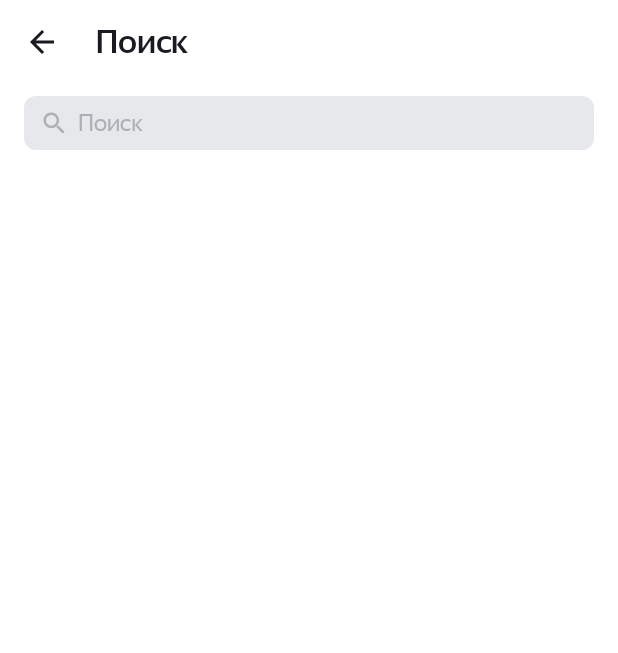
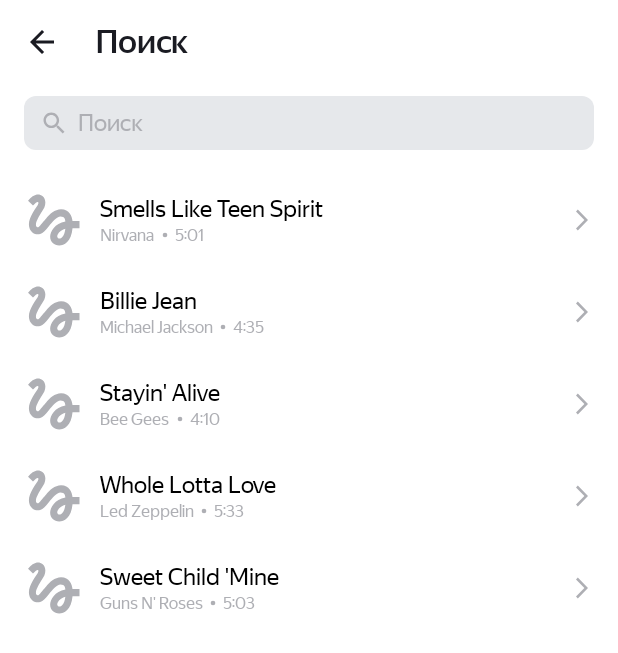
Before and after one commit to tinatrk/Playlist-Maker, an Android app: the SearchActivity screen opened directly, with no data from a screen before it, on a phone screen of 412 x 824 dp. Shown: the top 653 px of the screen. Run offline under Robolectric (Android 15) with nearby library versions, the phone set to English and light mode, and no system bars.

Commit message:
Добавить классы Track, ViewHolder и Adapter (спринт 10)

```diff
--- a/app/src/main/java/com/example/playlistmaker/LibraryActivity.kt
+++ b/app/src/main/java/com/example/playlistmaker/LibraryActivity.kt
@@ -19,7 +19,7 @@ class LibraryActivity : AppCompatActivity() {
         }
 
         val toolbar = findViewById<Toolbar>(R.id.toolbar_library_screen)
-        toolbar.setNavigationOnClickListener(){
+        toolbar.setNavigationOnClickListener() {
             finish()
         }
     }
--- a/app/src/main/java/com/example/playlistmaker/MainActivity.kt
+++ b/app/src/main/java/com/example/playlistmaker/MainActivity.kt
@@ -18,19 +18,19 @@ class MainActivity : AppCompatActivity() {
         }
 
         val btnSearch = findViewById<Button>(R.id.btn_search)
-        btnSearch.setOnClickListener{
+        btnSearch.setOnClickListener {
             val intent = Intent(this@MainActivity, SearchActivity::class.java)
             startActivity(intent)
         }
 
         val btnLibrary = findViewById<Button>(R.id.btn_library)
-        btnLibrary.setOnClickListener{
+        btnLibrary.setOnClickListener {
             val intent = Intent(this@MainActivity, LibraryActivity::class.java)
             startActivity(intent)
         }
 
         val btnSettings = findViewById<Button>(R.id.btn_settings)
-        btnSettings.setOnClickListener{
+        btnSettings.setOnClickListener {
             val intent = Intent(this@MainActivity, SettingsActivity::class.java)
             startActivity(intent)
         }
--- a/app/src/main/java/com/example/playlistmaker/SearchActivity.kt
+++ b/app/src/main/java/com/example/playlistmaker/SearchActivity.kt
@@ -5,7 +5,6 @@ import android.os.Bundle
 import android.text.Editable
 import android.widget.ImageView
 import android.text.TextWatcher
-import android.view.View
 import android.view.inputmethod.InputMethodManager
 import android.widget.EditText
 import androidx.activity.enableEdgeToEdge
@@ -14,6 +13,8 @@ import androidx.appcompat.widget.Toolbar
 import androidx.core.view.ViewCompat
 import androidx.core.view.WindowInsetsCompat
 import androidx.core.view.isVisible
+import androidx.recyclerview.widget.LinearLayoutManager
+import androidx.recyclerview.widget.RecyclerView
 
 class SearchActivity : AppCompatActivity() {
 
@@ -63,6 +64,25 @@ class SearchActivity : AppCompatActivity() {
         }
         searchLine.addTextChangedListener(textWatcher)
 
+        val tracks: ArrayList<Track> = arrayListOf(
+            Track(getString(R.string.track_name_1), getString(R.string.track_artist_name_1),
+                getString(R.string.track_time_1), getString(R.string.track_art_link_1)),
+            Track(getString(R.string.track_name_2), getString(R.string.track_artist_name_2),
+                getString(R.string.track_time_2), getString(R.string.track_art_link_2)),
+            Track(getString(R.string.track_name_3), getString(R.string.track_artist_name_3),
+            getString(R.string.track_time_3), getString(R.string.track_art_link_3)),
+            Track(getString(R.string.track_name_4), getString(R.string.track_artist_name_4),
+                getString(R.string.track_time_4), getString(R.string.track_art_link_4)),
+            Track(getString(R.string.track_name_5), getString(R.string.track_artist_name_5),
+                getString(R.string.track_time_5), getString(R.string.track_art_link_5))
+        )
+
+        val recyclerView = findViewById<RecyclerView>(R.id.recycler_track_list)
+        recyclerView.layoutManager = LinearLayoutManager(this, LinearLayoutManager.VERTICAL,
+            false)
+        val trackAdapter: TrackAdapter = TrackAdapter(tracks)
+        recyclerView.adapter = trackAdapter
+
     }
 
     override fun onRestoreInstanceState(savedInstanceState: Bundle) {
--- /dev/null
+++ b/app/src/main/java/com/example/playlistmaker/Track.kt
@@ -0,0 +1,8 @@
+package com.example.playlistmaker
+
+data class Track(
+    val trackName: String,
+    val artistName: String,
+    val trackTime: String,
+    val artworkUrl100: String
+)
--- /dev/null
+++ b/app/src/main/java/com/example/playlistmaker/TrackAdapter.kt
@@ -0,0 +1,18 @@
+package com.example.playlistmaker
+
+import android.view.ViewGroup
+import androidx.recyclerview.widget.RecyclerView
+
+class TrackAdapter(private val tracks: ArrayList<Track>) : RecyclerView.Adapter<TrackViewHolder>() {
+    override fun onCreateViewHolder(parent: ViewGroup, viewType: Int): TrackViewHolder {
+        return TrackViewHolder(parent)
+    }
+
+    override fun onBindViewHolder(holder: TrackViewHolder, position: Int) {
+        holder.bind(tracks[position])
+    }
+
+    override fun getItemCount(): Int {
+        return tracks.size
+    }
+}
--- /dev/null
+++ b/app/src/main/java/com/example/playlistmaker/TrackViewHolder.kt
@@ -0,0 +1,33 @@
+package com.example.playlistmaker
+
+import android.view.LayoutInflater
+import android.view.ViewGroup
+import android.widget.ImageView
+import android.widget.TextView
+import androidx.recyclerview.widget.RecyclerView
+import com.bumptech.glide.Glide
+import com.bumptech.glide.load.resource.bitmap.RoundedCorners
+
+class TrackViewHolder(parent: ViewGroup) : RecyclerView.ViewHolder(
+    LayoutInflater
+        .from(parent.context).inflate(R.layout.track, parent, false)
+) {
+    private val trackName: TextView = itemView.findViewById(R.id.track_name)
+    private val trackArtistName: TextView = itemView.findViewById(R.id.track_artist)
+    private val trackTime: TextView = itemView.findViewById(R.id.track_time)
+    private val trackArt: ImageView = itemView.findViewById(R.id.track_art)
+
+    fun bind(model: Track) {
+        trackName.text = model.trackName
+        trackArtistName.text = model.artistName
+        trackTime.text = model.trackTime
+        val cornerRadiusDp = (itemView.resources.getDimension(R.dimen.corner_radius_small) /
+                itemView.resources.displayMetrics.density).toInt()
+        Glide.with(itemView)
+            .load(model.artworkUrl100)
+            .centerCrop()
+            .transform(RoundedCorners(cornerRadiusDp))
+            .placeholder(R.drawable.ic_placeholder)
+            .into(trackArt)
+    }
+}
--- a/app/src/main/res/layout/activity_library.xml
+++ b/app/src/main/res/layout/activity_library.xml
@@ -3,16 +3,16 @@
     xmlns:app="http://schemas.android.com/apk/res-auto"
     xmlns:tools="http://schemas.android.com/tools"
     android:id="@+id/library_screen"
+    style="@style/ScreenStyle"
     android:layout_width="match_parent"
     android:layout_height="match_parent"
     android:orientation="vertical"
-    tools:context=".LibraryActivity"
-    style="@style/ScreenStyle">
+    tools:context=".LibraryActivity">
 
     <com.google.android.material.appbar.MaterialToolbar
         android:id="@+id/toolbar_library_screen"
+        style="@style/ToolbarWithIconColorStyle"
         android:layout_width="match_parent"
         android:layout_height="@dimen/toolbar_height"
-        app:title="@string/library_button_text"
-        style="@style/ToolbarWithIconColorStyle"/>
+        app:title="@string/library_button_text" />
 </LinearLayout>
--- a/app/src/main/res/layout/activity_search.xml
+++ b/app/src/main/res/layout/activity_search.xml
@@ -46,4 +46,10 @@
             app:tint="?attr/colorOnSecondary" />
     </FrameLayout>
 
+    <androidx.recyclerview.widget.RecyclerView
+        android:id="@+id/recycler_track_list"
+        android:layout_width="match_parent"
+        android:layout_height="wrap_content"
+        android:layout_marginTop="@dimen/margin_top_normal" />
+
 </LinearLayout>
--- a/app/src/main/res/layout/activity_track.xml
+++ /dev/null
@@ -1,10 +0,0 @@
-<?xml version="1.0" encoding="utf-8"?>
-<androidx.constraintlayout.widget.ConstraintLayout xmlns:android="http://schemas.android.com/apk/res/android"
-    xmlns:app="http://schemas.android.com/apk/res-auto"
-    xmlns:tools="http://schemas.android.com/tools"
-    android:id="@+id/main"
-    android:layout_width="match_parent"
-    android:layout_height="match_parent"
-    tools:context=".Track">
-
-</androidx.constraintlayout.widget.ConstraintLayout>
--- a/app/src/main/res/layout/track.xml
+++ b/app/src/main/res/layout/track.xml
@@ -34,7 +34,7 @@
             android:layout_height="wrap_content"
             android:ellipsize="end"
             android:maxLines="1"
-            tools:text="Yesterday (Remastered 2009)" />
+            tools:text="Yesterday (Remastered 2009) Yesterday (Remastered 2009)" />
 
         <LinearLayout
             android:layout_width="wrap_content"
@@ -50,7 +50,7 @@
                 android:layout_weight="1"
                 android:ellipsize="end"
                 android:maxLines="1"
-                tools:text="The Beatles" />
+                tools:text="The Beatles The Beatles The Beatles The Beatles The Beatles" />
 
             <TextView
                 android:id="@+id/track_time"
--- a/app/src/main/res/values-night/styles.xml
+++ b/app/src/main/res/values-night/styles.xml
@@ -1,5 +1,6 @@
 <?xml version="1.0" encoding="utf-8"?>
 <resources>
+
     <style name="MenuItemColorStyle" parent="MenuItemBaseStyle">
         <item name="drawableTint">?attr/colorOnPrimary</item>
         <item name="android:textColor">?attr/colorOnPrimary</item>
--- a/app/src/main/res/values/strings.xml
+++ b/app/src/main/res/values/strings.xml
@@ -29,4 +29,29 @@
 
     <string name="artist_art_desc">Обложка трека</string>
 
+    <string name="track_name_1">Smells Like Teen Spirit</string>
+    <string name="track_artist_name_1">Nirvana</string>
+    <string name="track_time_1">5:01</string>
+    <string name="track_art_link_1">https://is5-ssl.mzstatic.com/image/thumb/Music115/v4/7b/58/c2/7b58c21a-2b51-2bb2-e59a-9bb9b96ad8c3/00602567924166.rgb.jpg/100x100bb.jpg</string>
+
+    <string name="track_name_2">Billie Jean</string>
+    <string name="track_artist_name_2">Michael Jackson</string>
+    <string name="track_time_2">4:35</string>
+    <string name="track_art_link_2">https://is5-ssl.mzstatic.com/image/thumb/Music125/v4/3d/9d/38/3d9d3811-71f0-3a0e-1ada-3004e56ff852/827969428726.jpg/100x100bb.jpg</string>
+
+    <string name="track_name_3">Stayin\' Alive</string>
+    <string name="track_artist_name_3">Bee Gees</string>
+    <string name="track_time_3">4:10</string>
+    <string name="track_art_link_3">https://is4-ssl.mzstatic.com/image/thumb/Music115/v4/1f/80/1f/1f801fc1-8c0f-ea3e-d3e5-387c6619619e/16UMGIM86640.rgb.jpg/100x100bb.jpg</string>
+
+    <string name="track_name_4">Whole Lotta Love</string>
+    <string name="track_artist_name_4">Led Zeppelin</string>
+    <string name="track_time_4">5:33</string>
+    <string name="track_art_link_4">https://is2-ssl.mzstatic.com/image/thumb/Music62/v4/7e/17/e3/7e17e33f-2efa-2a36-e916-7f808576cf6b/mzm.fyigqcbs.jpg/100x100bb.jpg</string>
+
+    <string name="track_name_5">Sweet Child \'Mine</string>
+    <string name="track_artist_name_5">Guns N\' Roses</string>
+    <string name="track_time_5">5:03</string>
+    <string name="track_art_link_5">https://is5-ssl.mzstatic.com/image/thumb/Music125/v4/a0/4d/c4/a04dc484-03cc-02aa-fa82-5334fcb4bc16/18UMGIM24878.rgb.jpg/100x100bb.jpg</string>
+
 </resources>
--- a/app/src/main/res/values/styles.xml
+++ b/app/src/main/res/values/styles.xml
@@ -1,5 +1,6 @@
 <?xml version="1.0" encoding="utf-8"?>
 <resources>
+
     <style name="ScreenStyle">
         <item name="android:background">?attr/colorPrimary</item>
     </style>
```
Also changed, not shown: app/src/main/java/com/example/playlistmaker/SettingsActivity.kt (+14 -8 lines).
